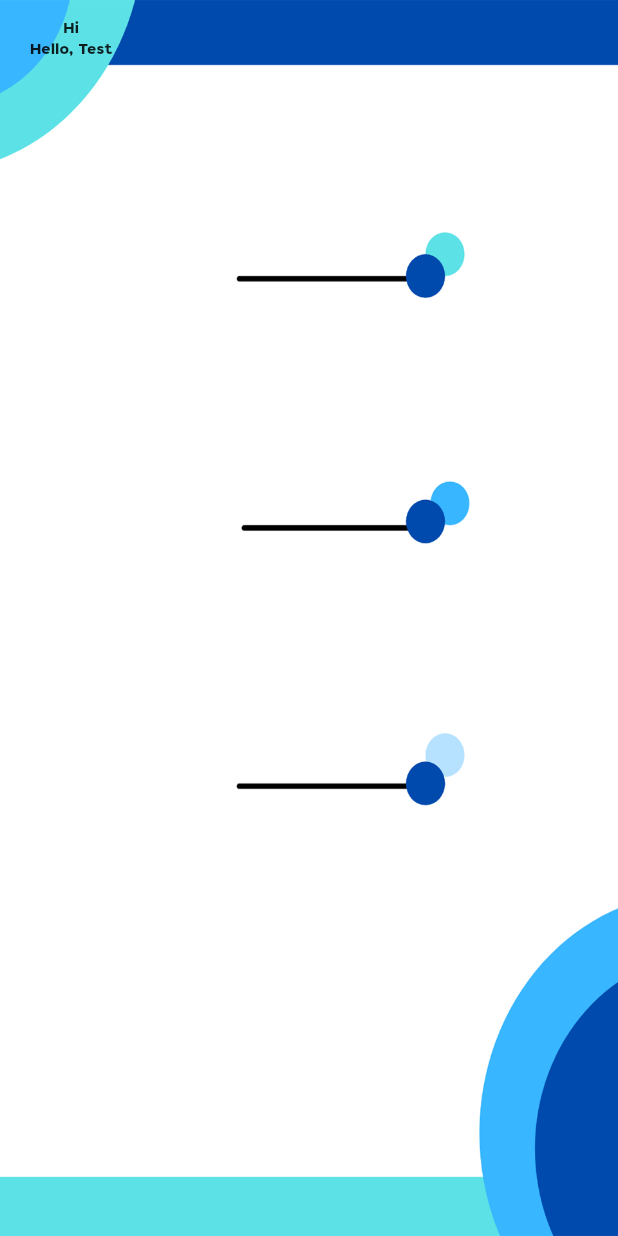
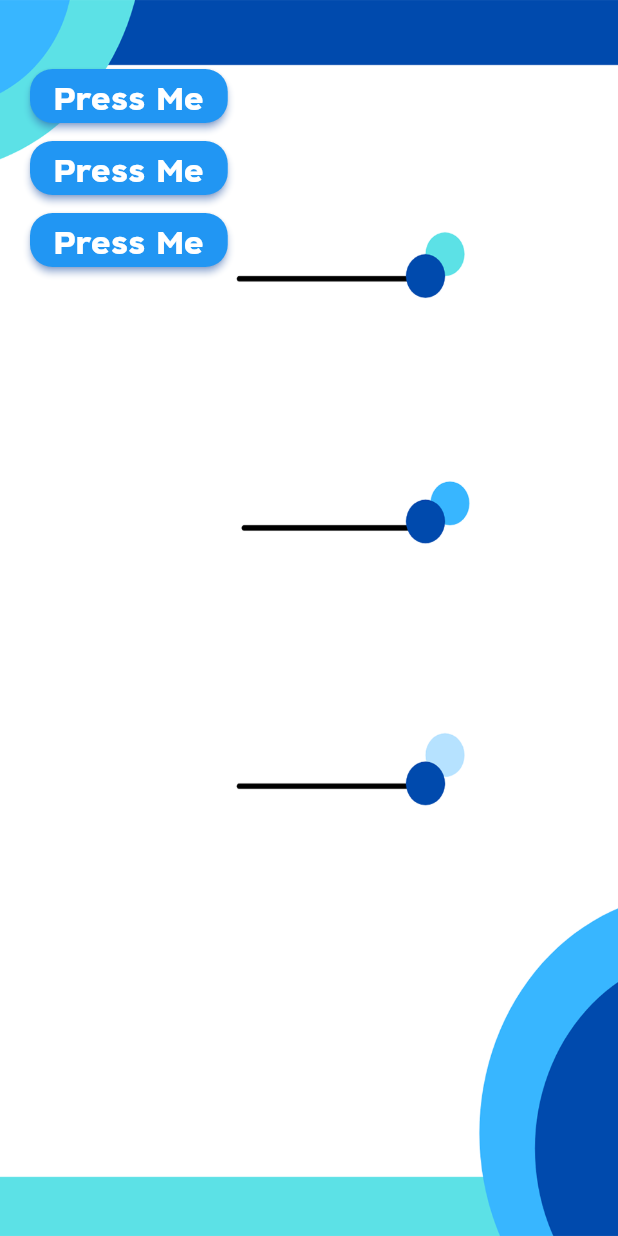
Before and after one commit to bunnybunbun37204/menukunmae-flutter, a Flutter app: the MainMenu screen opened directly, on a phone screen of 412 x 824 dp. Run offline on Flutter 3.47's test engine with Material 2 defaults, Android fonts, the phone set to English and light mode, and no system bars.

Commit message:
edit some component

```diff
--- a/lib/screens/main_menu.dart
+++ b/lib/screens/main_menu.dart
@@ -1,4 +1,5 @@
 import 'package:flutter/material.dart';
+import 'package:menukunmae/tools/utils/utils.dart';
 import 'package:menukunmae/tools/widgets/widgets.dart';
 import 'dart:developer' as dev;
 
@@ -10,32 +11,43 @@ class MainMenu extends StatefulWidget {
 }
 
 class _MainMenuState extends State<MainMenu> {
+  late BuildContext _context;
   Widget showBackground() {
     return AppWidget.backgroundWidget(imagePath: "assets/images/bg_2.png");
   }
 
   Widget showBtnTest1() {
     return AppWidget.imageButton(
-        imagePath: "assets/images/btn_test.png", onClick: _testBtn, scale: 2.5);
+        imagePath: "assets/images/btn_test.png", onClick: testBtn, size: 300.0);
   }
 
   Widget showBtnTest2() {
     return AppWidget.imageButton(
-        imagePath: "assets/images/btn_test.png", onClick: _testBtn, scale: 2.5);
+        imagePath: "assets/images/btn_test.png", onClick: testBtn, size: 300.0);
   }
 
   Widget showBtnComponent() {
+    dev.log("showBtnComponent", name: "Widfet test");
     return Container(
-        margin: EdgeInsets.symmetric(horizontal: 20.0, vertical: 10.0),
-        child: Column(children: <Widget>[Text("Hi"), Text("Hello, Test")]));
+      margin: const EdgeInsets.symmetric(vertical: 40.0, horizontal: 20.0),
+      child: Column(
+        mainAxisAlignment: MainAxisAlignment.start,
+        children: <Widget>[
+          AppWidget.buttonTest(onClick: testBtn),
+          AppWidget.buttonTest(onClick: testBtn),
+          AppWidget.buttonTest(onClick: testBtn),
+        ],
+      ),
+    );
   }
 
-  void _testBtn() {
-    dev.log("Click", name: "btn-test");
+  void testBtn() {
+    Utils.moveToPreviousScreen(_context);
   }
 
   @override
   Widget build(BuildContext context) {
+    _context = context;
     return Scaffold(
       body: SafeArea(
           child: Stack(
--- a/lib/tools/widgets/widgets.dart
+++ b/lib/tools/widgets/widgets.dart
@@ -40,10 +40,32 @@ class AppWidget {
 
   /// Image widget by path [imagePath] and scale [scale]
   static Widget imageButton(
-      {required String imagePath, Function()? onClick, double scale = 1.0}) {
-    return GestureDetector(
-      onTap: onClick,
-      child: Image.asset(imagePath, scale: scale,),
+      {required String imagePath, Function()? onClick, double size = 50.0}) {
+    return IconButton(
+      icon: Image.asset(imagePath),
+      iconSize: size,
+      onPressed: onClick,
+      alignment: Alignment.center,
     );
   }
+
+  static Widget buttonTest(
+      {String buttonMessage = "Press Me", required Function() onClick}) {
+    final ButtonStyle style = ElevatedButton.styleFrom(
+      textStyle: const TextStyle(fontSize: 20),
+      shadowColor: Colors.blueAccent,
+      shape: const RoundedRectangleBorder(
+        borderRadius: BorderRadius.all(Radius.circular(15)),
+      ),
+    );
+
+    return ElevatedButton(
+        child: const Text(
+          'Press Me',
+          style: TextStyle(
+              color: Colors.white, fontSize: 30, fontFamily: "Fridaymeduim"),
+        ),
+        onPressed: onClick,
+        style: style);
+  }
 }
```
Also changed, not shown: pubspec.lock.
